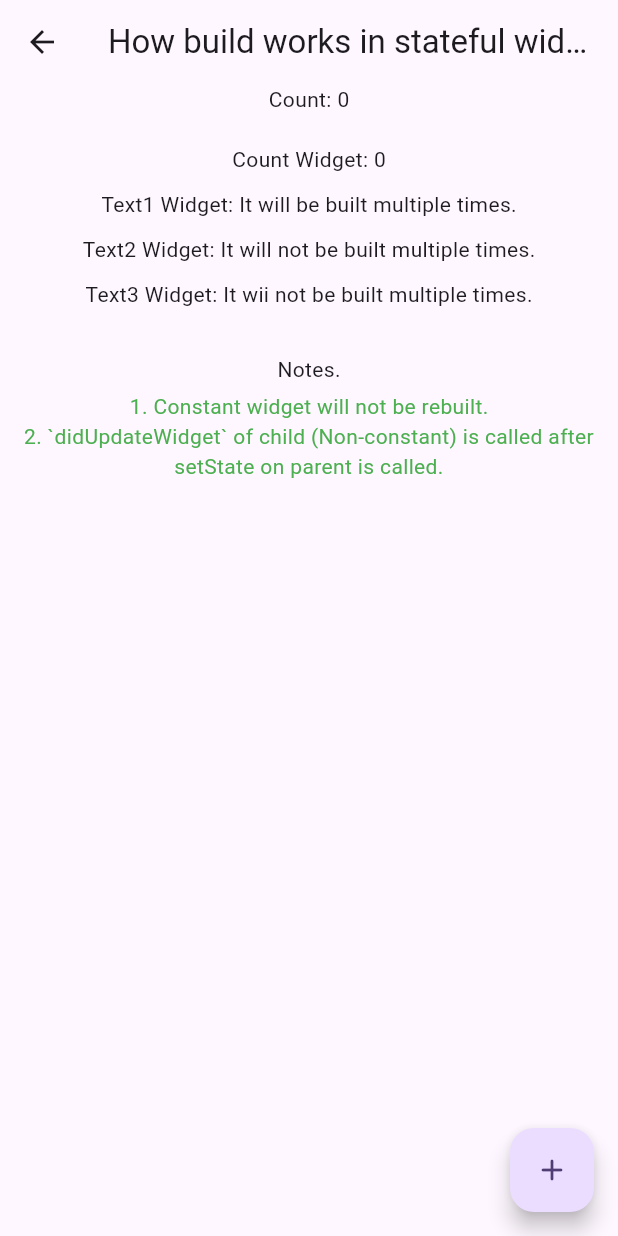
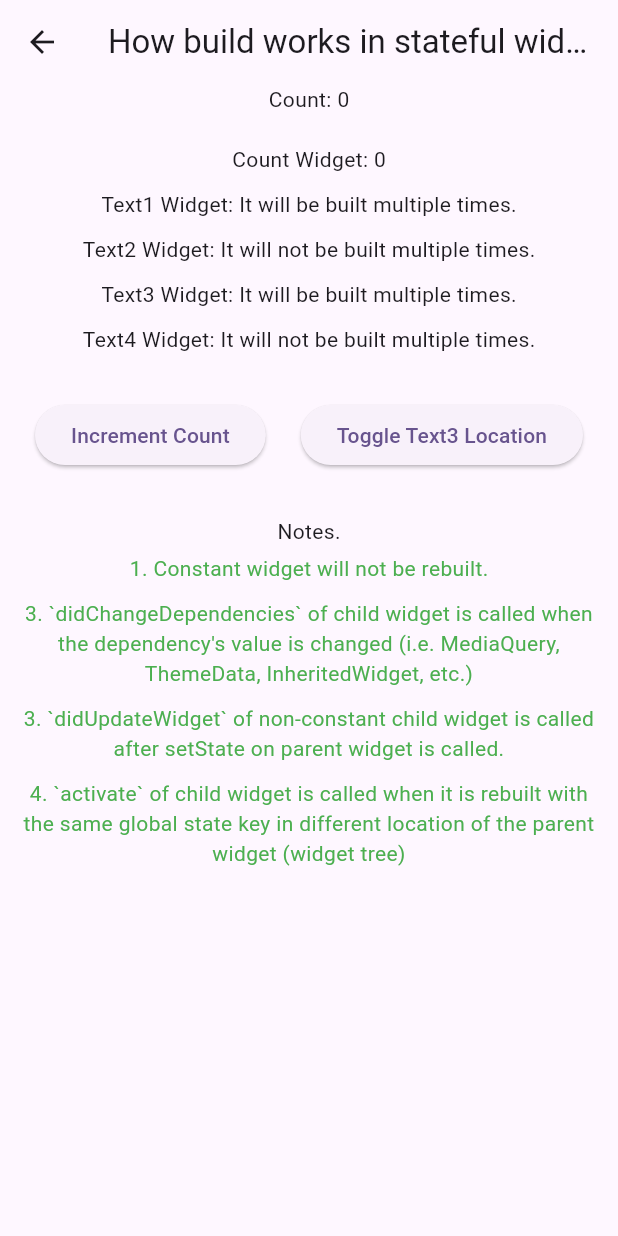
Before and after one commit to gaurishankar007/Flutter-State-Management, a Flutter app: the screen it shows after launch, after a tap on "Stateful Widget Life Cycle", on a phone screen of 412 x 824 dp. Run offline on Flutter 3.47's test engine with Material 3 defaults, Android fonts, the phone set to English and light mode, and no system bars; our stand-ins replace flutter_bloc, flutter_hooks, flutter_riverpod, go_router, rxdart.

Commit message:
feat: stateful widget activate method

```diff
--- /dev/null
+++ b/lib/stateful_widget/count.dart
@@ -0,0 +1,29 @@
+
+import 'dart:developer';
+
+import 'package:flutter/material.dart';
+
+class Count extends StatefulWidget {
+  final int count;
+  const Count({super.key, required this.count});
+
+  @override
+  State<Count> createState() => _CountState();
+}
+
+class _CountState extends State<Count> {
+  @override
+  void didUpdateWidget(covariant Count oldWidget) {
+    if (oldWidget.count != widget.count) {
+      log("didUpdateWidget on Count due to count change.");
+    }
+    super.didUpdateWidget(oldWidget);
+  }
+
+  @override
+  Widget build(BuildContext context) {
+    log("Count Rebuilt");
+
+    return Text("Count Widget: ${widget.count.toString()}");
+  }
+}
--- a/lib/stateful_widget/stateful_widget_life_cycle.dart
+++ b/lib/stateful_widget/stateful_widget_life_cycle.dart
@@ -1,6 +1,12 @@
 import 'dart:developer';
 
 import 'package:flutter/material.dart';
+
+import 'count.dart';
+import 'text1.dart';
+import 'text2.dart';
+import 'text3.dart';
+import 'text4.dart';
 
 class StatefulWidgetLifeCycle extends StatefulWidget {
   final String title;
@@ -13,6 +19,12 @@ class StatefulWidgetLifeCycle extends StatefulWidget {
 class _StatefulWidgetLifeCycleState extends State<StatefulWidgetLifeCycle> {
   int count = 0;
   String title = "Text1 Widget: It will be built multiple times.";
+  bool swapText3 = true;
+
+  /// GlobalKey to access the state of Text3 widget.
+  /// This is used to demonstrate the lifecycle of Text3 widget.
+  /// Using UniqueKey will not work as the activate will not be called.
+  GlobalKey<Text3State> text3Key = GlobalKey<Text3State>();
 
   @override
   void initState() {
@@ -51,117 +63,88 @@ class _StatefulWidgetLifeCycleState extends State<StatefulWidgetLifeCycle> {
             Text("Count: ${count.toString()}"),
             const SizedBox(height: 20, width: double.maxFinite),
 
-            // Separate Widgets
+            // ----------- Separate Widgets -----------
             Count(count: count),
             const SizedBox(height: 10),
             Text1(title: title),
             const SizedBox(height: 10),
             const Text2(text2Title: "Text2 Widget: It will not be built multiple times."),
             const SizedBox(height: 10),
-            const Text3(),
-            // End of New Widgets
+            // Changing location of Text3 widget in the widget tree.
+            // It will is be deactivated at first and then activated
+            // when it is built again because of the global state key.
+            // If it was not rebuilt with the same global state key,
+            // then dispose will be called instead of activate.
+            swapText3
+                ? Text3(key: text3Key)
+                : Container(
+                    padding: const EdgeInsets.symmetric(horizontal: 10, vertical: 5),
+                    decoration: BoxDecoration(
+                      color: Colors.deepPurple,
+                      borderRadius: BorderRadius.circular(5),
+                    ),
+                    child: Text3(key: text3Key),
+                  ),
+            const SizedBox(height: 10),
+            const Text4(),
+            // ----------- End of Separate Widgets -----------
 
             const SizedBox(height: 30),
-            const Text("Notes."),
-            const SizedBox(height: 5),
-            const Text(
-              "1. Constant widget will not be rebuilt.",
-              style: TextStyle(color: Colors.green),
+            Row(
+              mainAxisAlignment: MainAxisAlignment.spaceEvenly,
+              children: [
+                ElevatedButton(
+                  onPressed: () => setState(() => count++),
+                  child: const Text("Increment Count"),
+                ),
+                ElevatedButton(
+                  onPressed: () => setState(() => swapText3 = !swapText3),
+                  child: const Text("Toggle Text3 Location"),
+                ),
+              ],
             ),
-            const Text(
-              "2. `didUpdateWidget` of child (Non-constant) is called after setState on parent is called.",
-              textAlign: TextAlign.center,
-              style: TextStyle(color: Colors.green),
+            const SizedBox(height: 30),
+            const Padding(
+              padding: EdgeInsets.symmetric(horizontal: 15),
+              child: Column(
+                mainAxisSize: MainAxisSize.min,
+                mainAxisAlignment: MainAxisAlignment.center,
+                children: [
+                  Text("Notes."),
+                  SizedBox(height: 5),
+                  Text(
+                    "1. Constant widget will not be rebuilt.",
+                    style: TextStyle(color: Colors.green),
+                  ),
+                  SizedBox(height: 10),
+                  Text(
+                    "3. `didChangeDependencies` of child widget is called "
+                    "when the dependency's value is changed "
+                    "(i.e. MediaQuery, ThemeData, InheritedWidget, etc.)",
+                    textAlign: TextAlign.center,
+                    style: TextStyle(color: Colors.green),
+                  ),
+                  SizedBox(height: 10),
+                  Text(
+                    "3. `didUpdateWidget` of non-constant child widget is called "
+                    "after setState on parent widget is called.",
+                    textAlign: TextAlign.center,
+                    style: TextStyle(color: Colors.green),
+                  ),
+                  SizedBox(height: 10),
+                  Text(
+                    "4. `activate` of child widget is called "
+                    "when it is rebuilt with the same global state key "
+                    "in different location of the parent widget (widget tree) ",
+                    textAlign: TextAlign.center,
+                    style: TextStyle(color: Colors.green),
+                  ),
+                ],
+              ),
             )
           ],
         ),
       ),
-      floatingActionButton: FloatingActionButton(
-        onPressed: () => setState(() => count++),
-        child: const Icon(Icons.add_rounded),
-      ),
     );
   }
 }
-
-class Count extends StatefulWidget {
-  final int count;
-  const Count({super.key, required this.count});
-
-  @override
-  State<Count> createState() => _CountState();
-}
-
-class _CountState extends State<Count> {
-  @override
-  void didUpdateWidget(covariant Count oldWidget) {
-    if (oldWidget.count != widget.count) {
-      log("didUpdateWidget on Count due to count change.");
-    }
-    super.didUpdateWidget(oldWidget);
-  }
-
-  @override
-  Widget build(BuildContext context) {
-    log("Count Rebuilt");
-
-    return Text("Count Widget: ${widget.count.toString()}");
-  }
-}
-
-class Text1 extends StatefulWidget {
-  final String title;
-  const Text1({super.key, required this.title});
-
-  @override
-  State<Text1> createState() => _Text1State();
-}
-
-class _Text1State extends State<Text1> {
-  @override
-  void didUpdateWidget(covariant Text1 oldWidget) {
-    log("didUpdateWidget on Text1 deu to reassign of title.");
-    super.didUpdateWidget(oldWidget);
-  }
-
-  @override
-  Widget build(BuildContext context) {
-    log("Text1 Rebuilt");
-
-    return Text(widget.title);
-  }
-}
-
-class Text2 extends StatefulWidget {
-  final String text2Title;
-  const Text2({super.key, required this.text2Title});
-
-  @override
-  State<Text2> createState() => _Text2State();
-}
-
-class _Text2State extends State<Text2> {
-  @override
-  void didUpdateWidget(covariant Text2 oldWidget) {
-    log("didUpdateWidget on Text2.");
-    super.didUpdateWidget(oldWidget);
-  }
-
-  @override
-  Widget build(BuildContext context) {
-    log("Text2 Rebuilt");
-
-    return Text(widget.text2Title);
-  }
-}
-
-class Text3 extends StatelessWidget {
-  const Text3({super.key});
-
-  @override
-  Widget build(BuildContext context) {
-    log("Text3 Rebuilt");
-
-    return const Text("Text3 Widget: It wii not be built multiple times.");
-  }
-}
--- /dev/null
+++ b/lib/stateful_widget/text1.dart
@@ -0,0 +1,27 @@
+
+import 'dart:developer';
+
+import 'package:flutter/material.dart';
+
+class Text1 extends StatefulWidget {
+  final String title;
+  const Text1({super.key, required this.title});
+
+  @override
+  State<Text1> createState() => _Text1State();
+}
+
+class _Text1State extends State<Text1> {
+  @override
+  void didUpdateWidget(covariant Text1 oldWidget) {
+    log("didUpdateWidget on Text1 deu to reassign of title.");
+    super.didUpdateWidget(oldWidget);
+  }
+
+  @override
+  Widget build(BuildContext context) {
+    log("Text1 Rebuilt");
+
+    return Text(widget.title);
+  }
+}
--- /dev/null
+++ b/lib/stateful_widget/text2.dart
@@ -0,0 +1,27 @@
+
+import 'dart:developer';
+
+import 'package:flutter/material.dart';
+
+class Text2 extends StatefulWidget {
+  final String text2Title;
+  const Text2({super.key, required this.text2Title});
+
+  @override
+  State<Text2> createState() => _Text2State();
+}
+
+class _Text2State extends State<Text2> {
+  @override
+  void didUpdateWidget(covariant Text2 oldWidget) {
+    log("didUpdateWidget on Text2.");
+    super.didUpdateWidget(oldWidget);
+  }
+
+  @override
+  Widget build(BuildContext context) {
+    log("Text2 Rebuilt");
+
+    return Text(widget.text2Title);
+  }
+}
--- /dev/null
+++ b/lib/stateful_widget/text3.dart
@@ -0,0 +1,45 @@
+
+
+import 'dart:developer';
+
+import 'package:flutter/material.dart';
+
+class Text3 extends StatefulWidget {
+  const Text3({super.key});
+
+  @override
+  State<Text3> createState() => Text3State();
+}
+
+class Text3State extends State<Text3> {
+  @override
+  void didUpdateWidget(covariant Text3 oldWidget) {
+    log("didUpdateWidget on Text3.");
+    super.didUpdateWidget(oldWidget);
+  }
+
+  @override
+  void deactivate() {
+    log('Text3 deactivated');
+    super.deactivate();
+  }
+
+  @override
+  void activate() {
+    super.activate();
+    log('Text3 activated');
+  }
+
+  @override
+  void dispose() {
+    log('Text3 disposed');
+    super.dispose();
+  }
+
+  @override
+  Widget build(BuildContext context) {
+    log("Text3 Rebuilt");
+
+    return const Text("Text3 Widget: It will be built multiple times.");
+  }
+}
--- /dev/null
+++ b/lib/stateful_widget/text4.dart
@@ -0,0 +1,14 @@
+import 'dart:developer';
+
+import 'package:flutter/material.dart';
+
+class Text4 extends StatelessWidget {
+  const Text4({super.key});
+
+  @override
+  Widget build(BuildContext context) {
+    log("Text4 Rebuilt");
+
+    return const Text("Text4 Widget: It will not be built multiple times.");
+  }
+}
```
Also changed, not shown: 1 other file.
